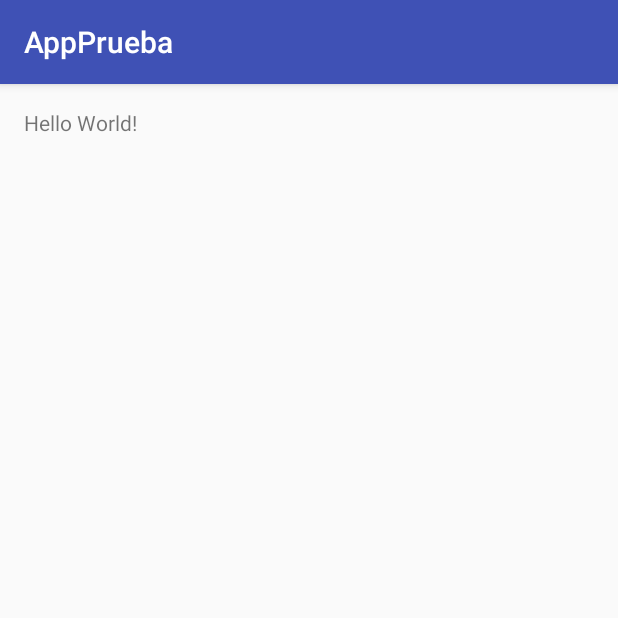
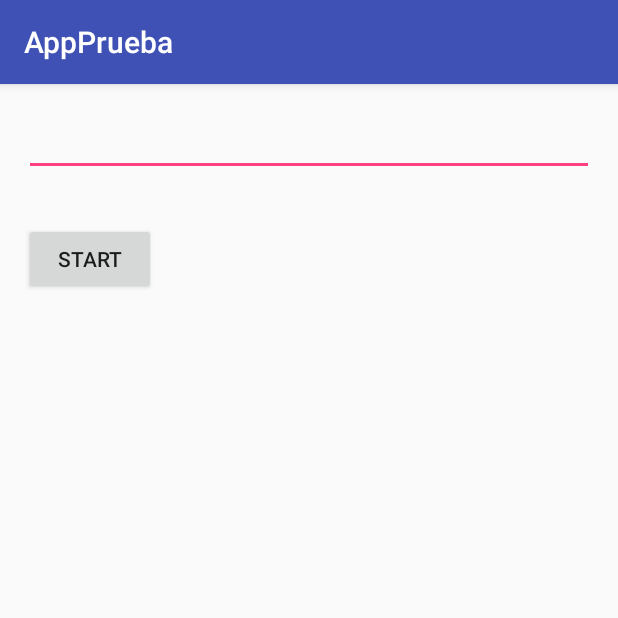
Before and after one commit to rayomundoperalta/AppPrueba, an Android app: the screen it shows after launch (MainActivity), on a phone screen of 412 x 824 dp, the top half of it. Run offline under Robolectric (Android 15) with nearby library versions, the phone set to English and light mode, and no system bars; our stand-ins replace data binding; 3 statements that could not run were skipped.

Commit message:
ejemplo capitulo 16

```diff
--- a/app/build.gradle
+++ b/app/build.gradle
@@ -3,7 +3,9 @@ apply plugin: 'com.android.application'
 android {
     compileSdkVersion 23
     buildToolsVersion "23.0.3"
-
+    dataBinding {
+        enabled = true
+    }
     defaultConfig {
         applicationId "mx.peta.appprueba"
         minSdkVersion 14
--- a/app/src/main/java/mx/peta/appprueba/MainActivity.java
+++ b/app/src/main/java/mx/peta/appprueba/MainActivity.java
@@ -1,13 +1,20 @@
 package mx.peta.appprueba;
 
 import android.support.v7.app.AppCompatActivity;
+import android.databinding.DataBindingUtil;
 import android.os.Bundle;
+
+import mx.peta.appprueba.databinding.ActivityMainBinding;
 
 public class MainActivity extends AppCompatActivity {
 
     @Override
     protected void onCreate(Bundle savedInstanceState) {
         super.onCreate(savedInstanceState);
-        setContentView(R.layout.activity_main);
+        String textFieldValue ="";
+        ActivityMainBinding binding = DataBindingUtil.setContentView(this, R.layout.activity_main);
+        MainActivityHandlers handler = new MainActivityHandlers();
+        binding.setHandler(handler);
+
     }
 }
--- a/app/src/main/res/layout/activity_main.xml
+++ b/app/src/main/res/layout/activity_main.xml
@@ -1,16 +1,39 @@
 <?xml version="1.0" encoding="utf-8"?>
-<RelativeLayout xmlns:android="http://schemas.android.com/apk/res/android"
-    xmlns:tools="http://schemas.android.com/tools"
+<layout xmlns:android="http://schemas.android.com/apk/res/android">
+<data>
+    <variable
+        name="handler"
+        type="mx.peta.appprueba.MainActivityHandlers" />
+</data>
+
+    <RelativeLayout
         android:layout_width="match_parent"
         android:layout_height="match_parent"
         android:paddingBottom="@dimen/activity_vertical_margin"
         android:paddingLeft="@dimen/activity_horizontal_margin"
         android:paddingRight="@dimen/activity_horizontal_margin"
-    android:paddingTop="@dimen/activity_vertical_margin"
-    tools:context="mx.peta.appprueba.MainActivity">
+        android:paddingTop="@dimen/activity_vertical_margin">
 
-    <TextView
+        <EditText
+            android:id="@+id/main_input"
             android:layout_width="wrap_content"
             android:layout_height="wrap_content"
-        android:text="Hello World!" />
+            android:layout_alignParentTop="true"
+            android:layout_alignParentStart="true"
+            android:layout_alignParentEnd="true"
+            android:addTextChangedListener="@{handler.textWatcher}"
+            />
+
+        <Button
+            android:id="@+id/button1"
+            android:layout_width="wrap_content"
+            android:layout_height="wrap_content"
+            android:layout_alignLeft="@+id/main_input"
+            android:layout_below="@+id/main_input"
+            android:layout_marginTop="31dp"
+            android:onClick="@{handler.onClick}"
+            android:text="Start" />
+
     </RelativeLayout>
+
+</layout>
```
Also changed, not shown: app/src/main/java/mx/peta/appprueba/MainActivityHandlers.java (added, +51 -0 lines). Lines whose indentation alone changed are shown as unchanged.
